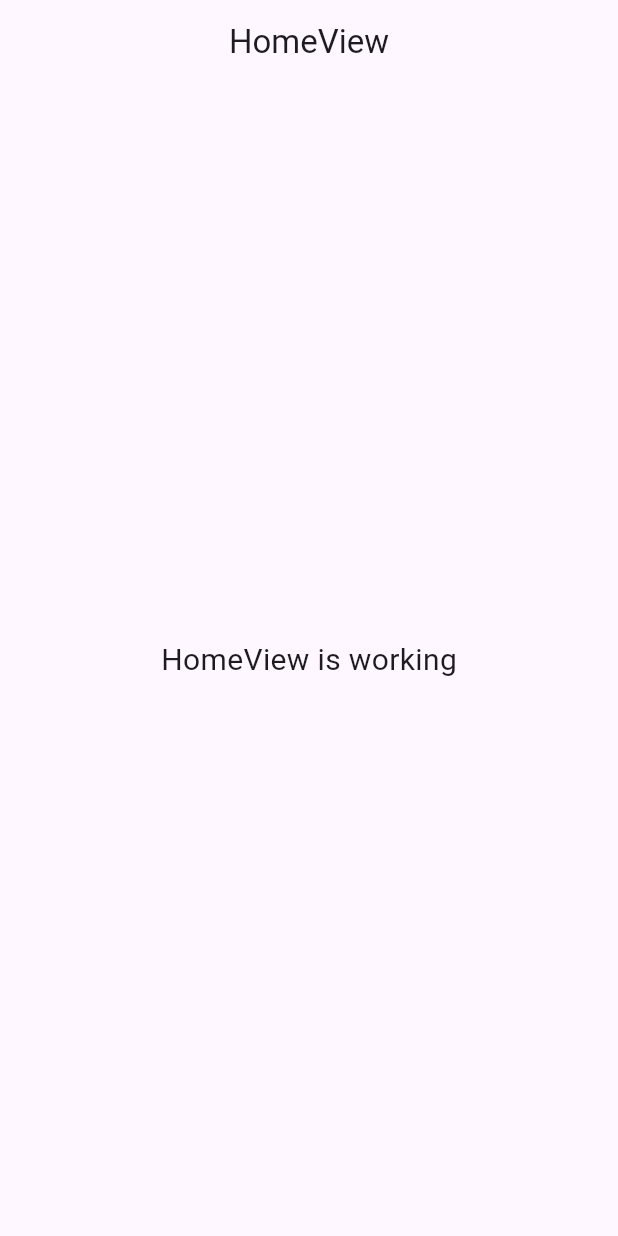
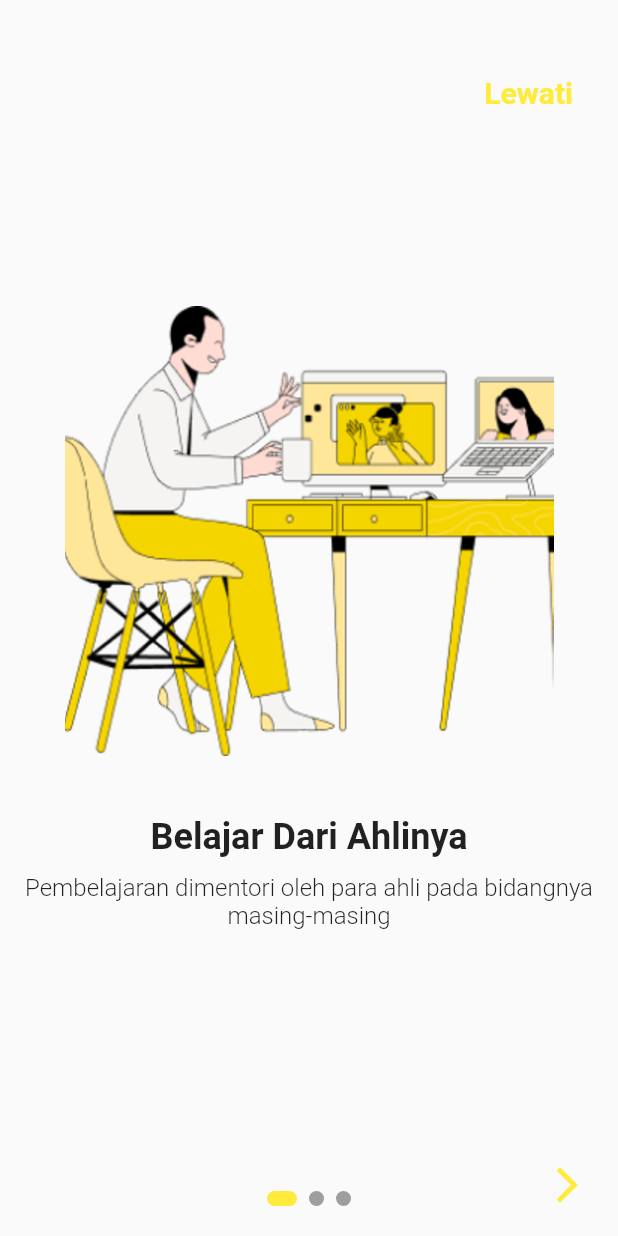
Before and after one commit to HernanFebri/lms_app_getx, a Flutter app: the screen it shows after launch, on a phone screen of 412 x 824 dp. Run offline on Flutter 3.47's test engine with Material 3 defaults, Android fonts, the phone set to English and light mode, and no system bars; our stand-ins replace get.

Commit message:
Update Splash and Onboarding

```diff
--- /dev/null
+++ b/lib/app/modules/onboarding/controllers/onboarding_controller.dart
@@ -0,0 +1,10 @@
+import 'package:get/get.dart';
+
+class OnboardingController extends GetxController {
+  var currentPage = 0.obs; // Gunakan Rx untuk membuatnya reaktif
+
+  // Fungsi untuk mengubah halaman
+  void changePage(int index) {
+    currentPage.value = index;
+  }
+}
--- /dev/null
+++ b/lib/app/modules/onboarding/views/onboarding_view.dart
@@ -0,0 +1,188 @@
+import 'package:flutter/material.dart';
+import 'package:get/get.dart';
+import '../controllers/onboarding_controller.dart';
+
+class OnboardingView extends GetView<OnboardingController> {
+  const OnboardingView({super.key});
+
+  @override
+  Widget build(BuildContext context) {
+    final PageController pageController = PageController();
+
+    return Scaffold(
+      body: Stack(
+        children: [
+          PageView(
+            controller: pageController,
+            onPageChanged: (index) {
+              // Update index ketika halaman berubah
+              controller.changePage(index);
+            },
+            children: [
+              // Halaman 1
+              Padding(
+                padding: const EdgeInsets.all(16.0),
+                child: Column(
+                  mainAxisAlignment: MainAxisAlignment.center,
+                  children: [
+                    Image.asset(
+                      "assets/images/onboarding1.png",
+                      filterQuality: FilterQuality.high,
+                      height: 300,
+                    ),
+                    const SizedBox(height: 40),
+                    const Text(
+                      "Belajar Dari Ahlinya",
+                      style: TextStyle(
+                        fontSize: 24,
+                        fontWeight: FontWeight.bold,
+                      ),
+                    ),
+                    const SizedBox(height: 10),
+                    const Text(
+                      "Pembelajaran dimentori oleh para ahli pada bidangnya masing-masing",
+                      style: TextStyle(
+                        fontSize: 16,
+                        fontWeight: FontWeight.w300,
+                      ),
+                      textAlign: TextAlign.center,
+                    ),
+                  ],
+                ),
+              ),
+              // Halaman 2
+              Padding(
+                padding: const EdgeInsets.all(16.0),
+                child: Column(
+                  mainAxisAlignment: MainAxisAlignment.center,
+                  children: [
+                    Image.asset(
+                      "assets/images/onboarding2.png",
+                      filterQuality: FilterQuality.high,
+                      height: 300,
+                    ),
+                    const SizedBox(height: 40),
+                    const Text(
+                      "Akses Modul Sepuasnya",
+                      style: TextStyle(
+                        fontSize: 24,
+                        fontWeight: FontWeight.bold,
+                      ),
+                    ),
+                    const SizedBox(height: 10),
+                    const Text(
+                      "Modul berlimpah yang bebas diakses dimanapun dan kapanpun",
+                      style: TextStyle(
+                        fontSize: 16,
+                        fontWeight: FontWeight.w300,
+                      ),
+                      textAlign: TextAlign.center,
+                    ),
+                  ],
+                ),
+              ),
+              // Halaman 3
+              Padding(
+                padding: const EdgeInsets.all(16.0),
+                child: Column(
+                  mainAxisAlignment: MainAxisAlignment.center,
+                  children: [
+                    Image.asset(
+                      "assets/images/onboarding3.png",
+                      filterQuality: FilterQuality.high,
+                      height: 300,
+                    ),
+                    const SizedBox(height: 40),
+                    const Text(
+                      "Kelas Bersertifikat",
+                      style: TextStyle(
+                        fontSize: 24,
+                        fontWeight: FontWeight.bold,
+                      ),
+                    ),
+                    const SizedBox(height: 10),
+                    const Text(
+                      "Ikuti kelas , kerjakan tugas dan kuis untuk mendapatkan sertifikat",
+                      style: TextStyle(
+                        fontSize: 16,
+                        fontWeight: FontWeight.w300,
+                      ),
+                      textAlign: TextAlign.center,
+                    ),
+                  ],
+                ),
+              ),
+            ],
+          ),
+          // Tombol Lewati di top-right
+          Positioned(
+            top: 50,
+            right: 30,
+            child: GestureDetector(
+              onTap: () {
+                Get.offAllNamed('/home');
+              },
+              child: const Text(
+                "Lewati",
+                style: TextStyle(
+                  color: Colors.yellow,
+                  fontSize: 20,
+                  fontWeight: FontWeight.bold,
+                ),
+              ),
+            ),
+          ),
+          // Indicator di bawah
+          Positioned(
+            bottom: 20,
+            left: 0,
+            right: 0,
+            child: Obx(() {
+              return Row(
+                mainAxisAlignment: MainAxisAlignment.center,
+                children: List.generate(3, (index) {
+                  return AnimatedContainer(
+                    duration: const Duration(milliseconds: 300),
+                    margin: const EdgeInsets.symmetric(horizontal: 4),
+                    width: controller.currentPage.value == index ? 20 : 10,
+                    height: 10,
+                    decoration: BoxDecoration(
+                      color: controller.currentPage.value == index
+                          ? Colors.yellow
+                          : Colors.grey,
+                      borderRadius: BorderRadius.circular(5),
+                    ),
+                  );
+                }),
+              );
+            }),
+          ),
+          // Tombol panah di kanan bawah
+          Positioned(
+            bottom: 20,
+            right: 20,
+            child: GestureDetector(
+              onTap: () {
+                if (controller.currentPage.value < 2) {
+                  // Jika belum sampai halaman terakhir
+                  pageController.nextPage(
+                    duration: const Duration(milliseconds: 300),
+                    curve: Curves.easeInOut,
+                  );
+                } else {
+                  // Jika sudah sampai halaman terakhir
+                  Get.offAllNamed('/home');
+                }
+              },
+              child: const Icon(
+                Icons.arrow_forward_ios,
+                color: Colors.yellow,
+                size: 28,
+              ),
+            ),
+          ),
+        ],
+      ),
+    );
+  }
+}
--- a/lib/app/routes/app_routes.dart
+++ b/lib/app/routes/app_routes.dart
@@ -3,12 +3,14 @@ part of 'app_pages.dart';
 
 abstract class Routes {
   Routes._();
+  static const SPLASH = _Paths.SPLASH;
+  static const ONBOARDING = _Paths.ONBOARDING;
   static const HOME = _Paths.HOME;
-  static const SPLASH = _Paths.SPLASH;
 }
 
 abstract class _Paths {
   _Paths._();
+  static const SPLASH = '/splash';
+  static const ONBOARDING = '/onboarding';
   static const HOME = '/home';
-  static const SPLASH = '/splash';
 }
--- a/lib/main.dart
+++ b/lib/main.dart
@@ -7,7 +7,8 @@ import 'app/routes/app_pages.dart';
 void main() {
   runApp(
     GetMaterialApp(
-      title: "Application",
+      theme: ThemeData(useMaterial3: false),
+      debugShowCheckedModeBanner: false,
       initialRoute: AppPages.INITIAL,
       getPages: AppPages.routes,
     ),
```
Also changed, not shown: lib/app/modules/home/controllers/home_controller.dart (+1 -21 lines), lib/app/modules/onboarding/bindings/onboarding_binding.dart (added, +12 -0 lines), lib/app/modules/splash/controllers/splash_controller.dart (+9 -15 lines), lib/app/modules/splash/views/splash_view.dart (+35 -12 lines), lib/app/routes/app_pages.dart (+13 -6 lines), pubspec.yaml (+4 -68 lines), assets/images/logo_splash.png (added), assets/images/onboarding1.png (added), assets/images/onboarding2.png (added), assets/images/onboarding3.png (added), 1 other file.
